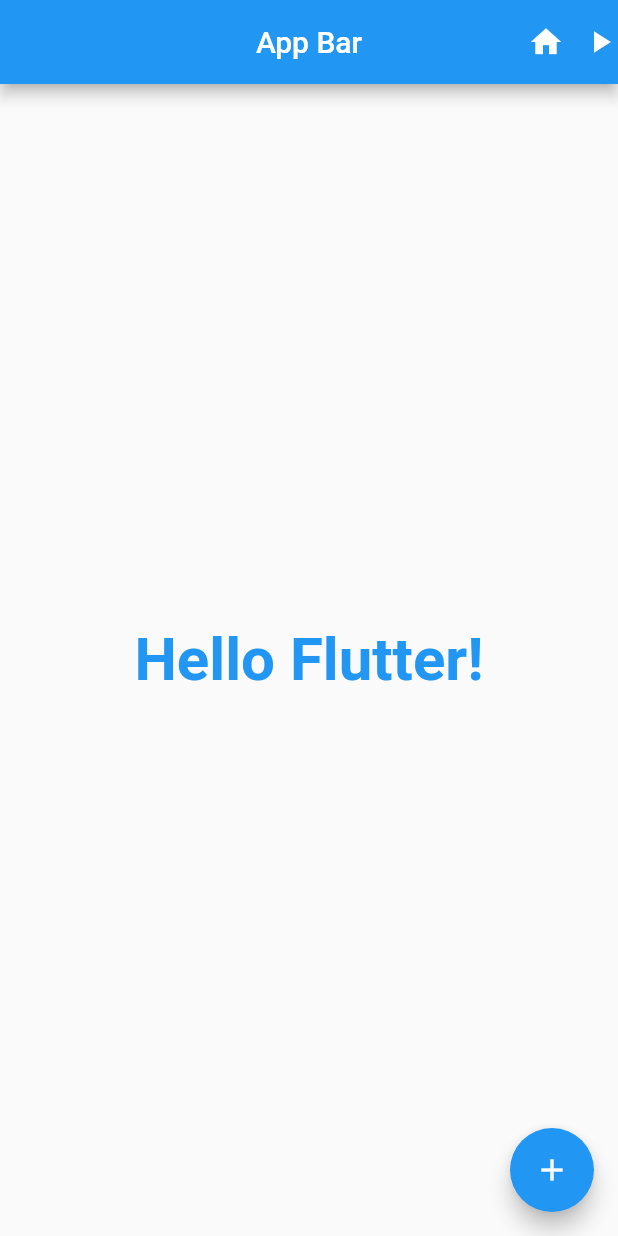
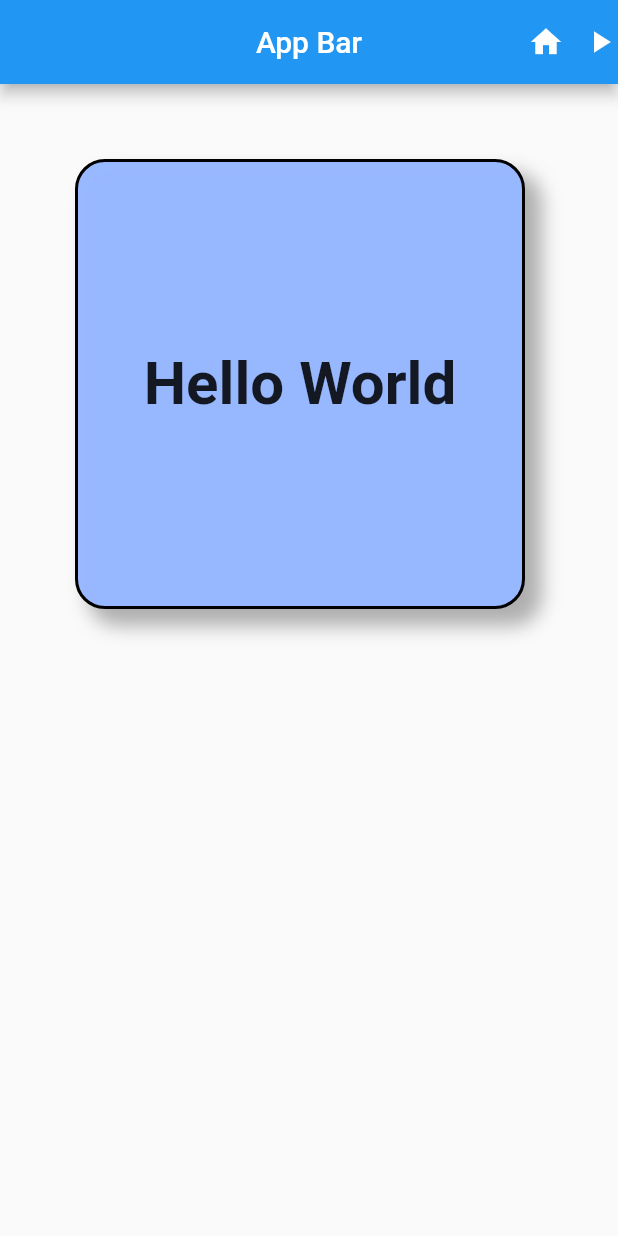
Before and after one commit to rachel-park-dev/my_flutter_project, a Flutter app: the screen it shows after launch, on a phone screen of 412 x 824 dp. Run offline on Flutter 3.47's test engine with Material 2 defaults, Android fonts, the phone set to English and light mode, and no system bars.

Commit message:
#feat container widget practice.

```diff
--- a/lib/main.dart
+++ b/lib/main.dart
@@ -27,21 +27,39 @@ class TextWidget extends StatelessWidget {
         centerTitle: true,
         title: const Text('App Bar'),
       ),
-          body: Center(
-            child: Text(
-              'Hello Flutter!',
-              style: TextStyle(
-                  fontSize: 40,
-                  color: Colors.blue,
-                  fontWeight: FontWeight.bold),
-            ),
-          ),
-          floatingActionButton: FloatingActionButton(
-            onPressed: () {
-              print('floating button pressed');
-            },
-            child: Icon(Icons.add),
-          )),
-    );
+      body: CustomContainer(),
+    ));
   }
 }
+
+class CustomContainer extends StatelessWidget {
+  const CustomContainer({super.key});
+
+  @override
+  Widget build(BuildContext context) {
+    return Container(
+        // width: double.infinity,
+        // height: double.infinity,
+        width: 300,
+        height: 300,
+        // color: Colors.pink.shade50,
+        padding: const EdgeInsets.fromLTRB(12, 12, 12, 12),
+        margin: const EdgeInsets.symmetric(vertical: 50, horizontal: 50),
+        decoration: BoxDecoration(
+          //상위에 color가 있으면 적용되지 않음 - 충돌남
+          color: const Color(0xFC97B7FF),
+          border: Border.all(color: Colors.black, width: 2),
+          borderRadius: BorderRadius.circular(20),
+          boxShadow: [
+            BoxShadow(
+                color: Colors.black.withOpacity(0.3),
+                offset: Offset(10, 10),
+                blurRadius: 10,
+                spreadRadius: 1),
+          ],
+        ),
+        child: const Center(
+            child: Text('Hello World',
+                style: TextStyle(fontSize: 40, fontWeight: FontWeight.bold))));
+  }
+}
```
Lines whose indentation alone changed are shown as unchanged.
